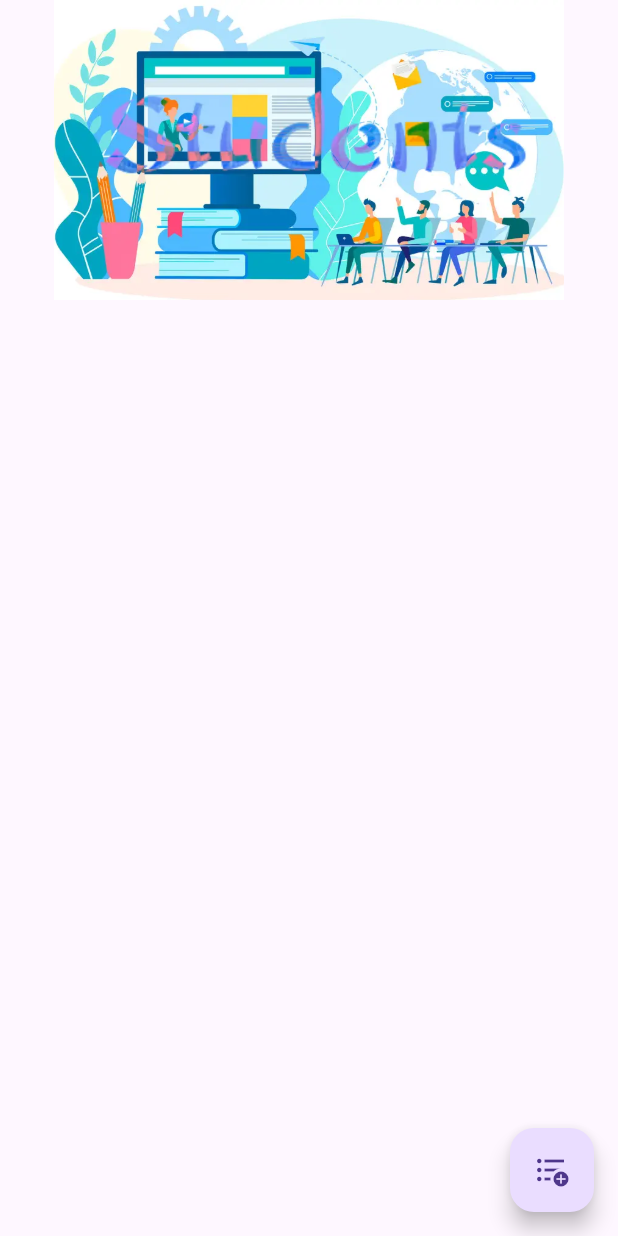
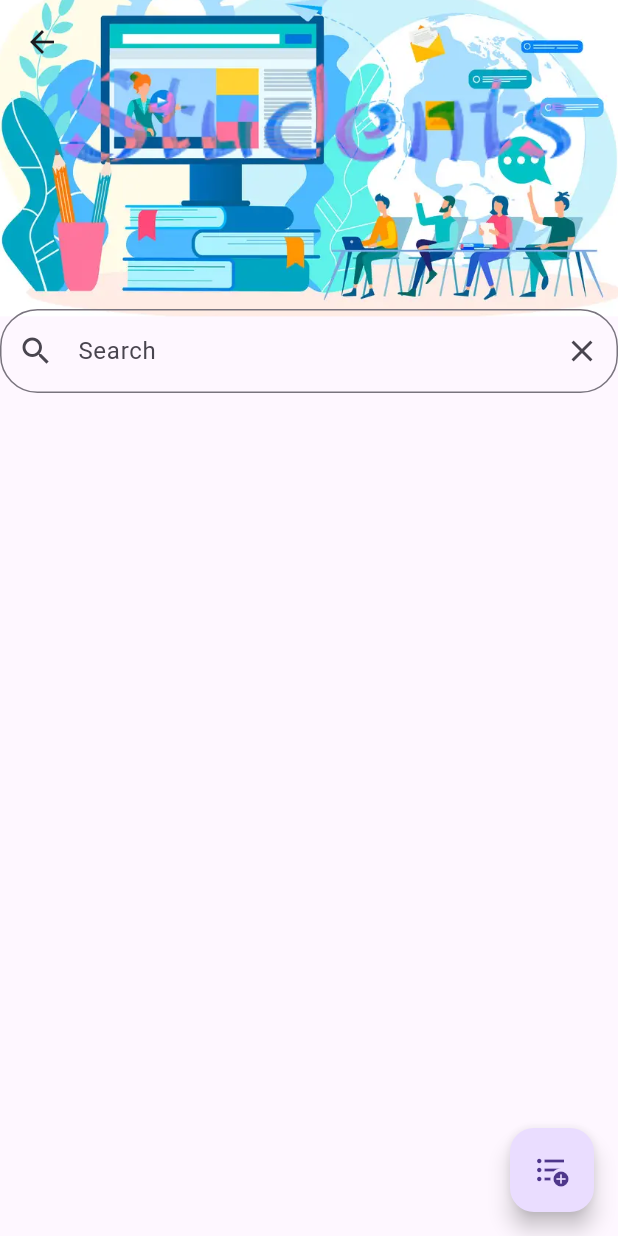
Before and after one commit to jeryjs/hostel_management_application, a Flutter app: the StudentsPage screen opened directly, on a phone screen of 412 x 824 dp. Run offline on Flutter 3.47's test engine with Material 3 defaults, Android fonts, the light colour scheme and no system bars; our stand-ins replace card_loading, cloud_firestore, double_back_to_close_app, fancy_shimmer_image, firebase_core; accounts and stored records are empty.

Commit message:
Collapsible AppBar + Search Functionality

```diff
--- a/lib/Screens/students_page.dart
+++ b/lib/Screens/students_page.dart
@@ -1,6 +1,4 @@
 // ignore_for_file: prefer_const_constructors
-
-import 'dart:math';
 
 import 'package:card_loading/card_loading.dart';
 import 'package:flutter/material.dart';
@@ -23,7 +21,9 @@ class StudentsPage extends StatefulWidget {
 
 class _StudentsPageState extends State<StudentsPage> {
   final DatabaseService dbService = DatabaseService();
-  late var students = refreshStudents();
+  final searchController = TextEditingController();
+  late Future<List<Student>> students = refreshStudents();
+  List<Student> filteredStudents = [];
 
   refreshStudents() {
     if (widget.hostel != null) {
@@ -38,22 +38,45 @@ class _StudentsPageState extends State<StudentsPage> {
     final bool isMainPage = widget.hostel == null;
 
     return Scaffold(
-      body: Center(
-        child: RefreshIndicator.adaptive(
-          onRefresh: () async => setState(() {
+      body: CustomScrollView(
+        slivers: [
+          SliverAppBar(
+            expandedHeight: 270.0,
+            floating: false,
+            pinned: true,
+            flexibleSpace: FlexibleSpaceBar(
+              background: Image.asset('assets/images/students_banner.webp',
+                  fit: BoxFit.cover),
+            ),
+            bottom: PreferredSize(
+              preferredSize: Size.fromHeight(30),
+              child: Padding(
+                padding: const EdgeInsets.symmetric(vertical: 8),
+                child: TextField(
+                  controller: searchController,
+                  decoration: InputDecoration(
+                    labelText: "Search",
+                    hintText: "Search",
+                    prefixIcon: Icon(Icons.search),
+                    suffixIcon: IconButton(
+                      onPressed: () {
+                        searchController.clear();
+                        setState(() {
                           students = refreshStudents();
-          }),
-          child: Column(
-            children: [
-              Image.asset('assets/images/students_banner.webp',
-                  height: 200, fit: BoxFit.cover),
-              const SizedBox(height: 48),
-              Expanded(
-                child: isMainPage ? _buildDefaultView() : _buildHostelView(),
+                        });
+                      },
+                      icon: Icon(Icons.clear),
                     ),
-            ],
+                    border: OutlineInputBorder(
+                      borderRadius: BorderRadius.all(Radius.circular(25.0)),
                     ),
                   ),
+                ),
+              ),
+            ),
+          ),
+          if (isMainPage) _buildDefaultView() else _buildHostelView(),
+        ],
       ),
       floatingActionButton: isMainPage
           ? FloatingActionButton(
@@ -64,53 +87,55 @@ class _StudentsPageState extends State<StudentsPage> {
     );
   }
 
-  // ignore: unused_element
   Widget _buildDefaultView() {
     return FutureBuilder<List<Student>>(
       future: students,
-      builder: (context, snapshot) {
+      builder: (BuildContext context, AsyncSnapshot<List<Student>> snapshot) {
         if (snapshot.connectionState == ConnectionState.waiting) {
-          return ListView.builder(
-            itemCount: 5,
-            itemBuilder: (context, index) {
+          return SliverList(
+            delegate: SliverChildBuilderDelegate(
+              (BuildContext context, int index) {
                 return CardLoading(
                     height: 120, child: linearStudentCard(Student.empty()));
               },
+              childCount: 5,
+            ),
           );
         } else if (snapshot.hasError) {
-          debugPrintStack();
-          return Text('Error: ${snapshot.error}');
+          return SliverToBoxAdapter(child: Text('Error: ${snapshot.error}'));
         } else {
-          final students = snapshot.data!;
-          return ListView.builder(
-            itemCount: students.length,
-            itemBuilder: (context, index) {
-              return linearStudentCard(students[index]);
+          return SliverList(
+            delegate: SliverChildBuilderDelegate(
+              (BuildContext context, int index) {
+                return linearStudentCard(snapshot.data![index]);
               },
+              childCount: snapshot.data!.length,
+            ),
           );
         }
       },
     );
   }
 
-  // ignore: unused_element
   Widget _buildHostelView() {
     return FutureBuilder<List<Student>>(
       future: students,
       builder: (context, snapshot) {
         if (snapshot.connectionState == ConnectionState.waiting) {
-          return GridView.builder(
+          return SliverGrid(
             gridDelegate: SliverGridDelegateWithFixedCrossAxisCount(
                 crossAxisCount: MediaQuery.of(context).size.width ~/ 160),
-            itemCount: 30,
-            itemBuilder: (context, index) {
+            delegate: SliverChildBuilderDelegate(
+              (BuildContext context, int index) {
                 return CardLoading(
                     height: 120, child: verticalStudentCard(Student.empty()));
               },
+              childCount: 30,
+            ),
           );
         } else if (snapshot.hasError) {
           debugPrintStack();
-          return Text('Error: ${snapshot.error}');
+          return SliverToBoxAdapter(child: Text('Error: ${snapshot.error}'));
         } else {
           final students = snapshot.data!;
 
@@ -124,13 +149,15 @@ class _StudentsPageState extends State<StudentsPage> {
             }
           }
 
-          return GridView.builder(
+          return SliverGrid(
             gridDelegate: SliverGridDelegateWithFixedCrossAxisCount(
                 crossAxisCount: MediaQuery.of(context).size.width ~/ 160),
-            itemCount: students.length,
-            itemBuilder: (context, index) {
+            delegate: SliverChildBuilderDelegate(
+              (BuildContext context, int index) {
                 return verticalStudentCard(students[index]);
               },
+              childCount: students.length,
+            ),
           );
         }
       },
@@ -161,7 +188,7 @@ class _StudentsPageState extends State<StudentsPage> {
             children: [
               Padding(
                   padding: const EdgeInsets.all(8.0),
-                child: RandomPersonIcon(size: 72, color: Colors.black,)),
+                  child: RandomPersonIcon(size: 72, color: Colors.black)),
               Expanded(
                 child: Column(
                   crossAxisAlignment: CrossAxisAlignment.start,
```
Also changed, not shown: assets/images/students_banner.webp. Lines whose indentation alone changed are shown as unchanged.
